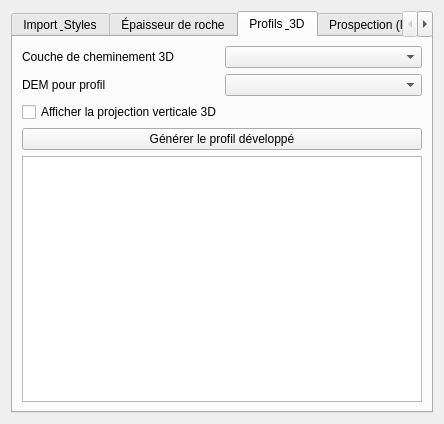
The window that speleo_dialog.ui (BenoitURRUTY/SpeleoTools) describes before a commit, drawn with Qt 5.
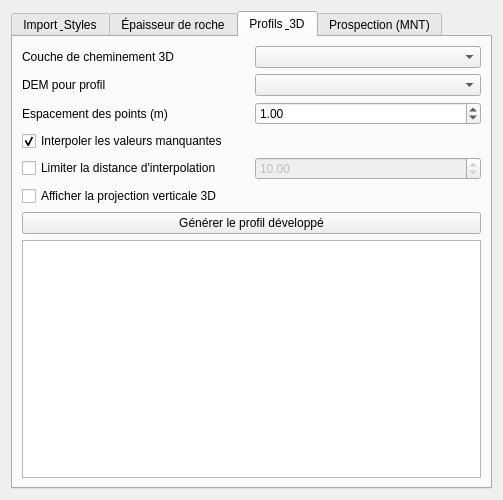
The same window after the commit. The open tabs and pages were chosen to show the change.

```diff
--- a/speleo_dialog.ui
+++ b/speleo_dialog.ui
@@ -2,6 +2,14 @@
 <ui version="4.0">
  <class>SpeleoToolsDialog</class>
  <widget class="QDialog" name="SpeleoToolsDialog">
+  <property name="geometry">
+   <rect>
+    <x>0</x>
+    <y>0</y>
+    <width>454</width>
+    <height>500</height>
+   </rect>
+  </property>
   <property name="windowTitle">
    <string>Speleo Tools</string>
   </property>
@@ -11,9 +19,11 @@
      <property name="tabPosition">
       <enum>QTabWidget::North</enum>
      </property>
-
-     <!-- Onglet 1 : Import & Styles -->
+     <property name="currentIndex">
+      <number>1</number>
+     </property>
      <widget class="QWidget" name="tabImport">
+      <!-- Contenu inchangé -->
       <attribute name="title">
        <string>Import &amp; Styles</string>
       </attribute>
@@ -72,41 +82,33 @@
        </item>
       </layout>
      </widget>
-
-     <!-- Onglet 2 : Épaisseur de roche -->
      <widget class="QWidget" name="tabThickness">
+      <!-- Contenu inchangé -->
       <attribute name="title">
        <string>Épaisseur de roche</string>
       </attribute>
       <layout class="QFormLayout" name="layoutThickness">
-       <item row="0" column="0">
-        <widget class="QLabel" name="lblDEM">
-         <property name="text">
-          <string>Modèle Numérique de Terrain (DEM)</string>
-         </property>
-        </widget>
-       </item>
-       <item row="0" column="1">
+       <item row="1" column="1">
         <widget class="QComboBox" name="comboDEM"/>
        </item>
-       <item row="1" column="0">
+       <item row="2" column="0">
         <widget class="QLabel" name="lblCave">
          <property name="text">
           <string>Couche de cavité / cheminement</string>
          </property>
         </widget>
        </item>
-       <item row="1" column="1">
+       <item row="2" column="1">
         <widget class="QComboBox" name="comboCave"/>
        </item>
-       <item row="2" column="0">
+       <item row="3" column="0">
         <widget class="QLabel" name="lblOutput">
          <property name="text">
           <string>Fichier de sortie (GeoPackage)</string>
          </property>
         </widget>
        </item>
-       <item row="2" column="1">
+       <item row="3" column="1">
         <layout class="QHBoxLayout" name="layoutOutput">
          <item>
           <widget class="QLineEdit" name="lineOutput"/>
@@ -120,14 +122,14 @@
          </item>
         </layout>
        </item>
-       <item row="3" column="1">
+       <item row="5" column="1">
         <widget class="QPushButton" name="btnRunThickness">
          <property name="text">
           <string>Calculer l'épaisseur de roche</string>
          </property>
         </widget>
        </item>
-       <item row="4" column="0" colspan="2">
+       <item row="6" column="0" colspan="2">
         <widget class="QProgressBar" name="progressThickness">
          <property name="minimum">
           <number>0</number>
@@ -137,10 +139,32 @@
          </property>
         </widget>
        </item>
+       <item row="0" column="0">
+        <widget class="QLabel" name="lblTitre">
+         <property name="text">
+          <string>Les données fournis doivent être dans le même EPSG</string>
+         </property>
+        </widget>
+       </item>
+       <item row="1" column="0">
+        <widget class="QLabel" name="lblDEM">
+         <property name="text">
+          <string>Modèle Numérique de Terrain (DEM)</string>
+         </property>
+        </widget>
+       </item>
+       <item row="4" column="0">
+        <widget class="QLabel" name="label">
+         <property name="text">
+          <string>Nom de la couche</string>
+         </property>
+        </widget>
+       </item>
+       <item row="4" column="1">
+        <widget class="QLineEdit" name="LayerName"/>
+       </item>
       </layout>
      </widget>
-
-     <!-- Onglet 3 : Profils & 3D -->
      <widget class="QWidget" name="tabProfile">
       <attribute name="title">
        <string>Profils &amp; 3D</string>
@@ -166,21 +190,80 @@
        <item row="1" column="1">
         <widget class="QComboBox" name="comboDEM2"/>
        </item>
-       <item row="2" column="0" colspan="2">
+       <item row="2" column="0">
+        <widget class="QLabel" name="lblSpacing">
+         <property name="text">
+          <string>Espacement des points (m)</string>
+         </property>
+        </widget>
+       </item>
+       <item row="2" column="1">
+        <widget class="QDoubleSpinBox" name="doubleSpinBoxSpacing">
+         <property name="minimum">
+          <double>0.100000000000000</double>
+         </property>
+         <property name="maximum">
+          <double>100.000000000000000</double>
+         </property>
+         <property name="value">
+          <double>1.000000000000000</double>
+         </property>
+         <property name="decimals">
+          <number>2</number>
+         </property>
+        </widget>
+       </item>
+       <item row="3" column="0">
+        <widget class="QCheckBox" name="checkBoxInterpolate">
+         <property name="text">
+          <string>Interpoler les valeurs manquantes</string>
+         </property>
+         <property name="checked">
+          <bool>true</bool>
+         </property>
+        </widget>
+       </item>
+       <item row="4" column="0">
+        <widget class="QCheckBox" name="checkBoxMaxGap">
+         <property name="text">
+          <string>Limiter la distance d'interpolation</string>
+         </property>
+        </widget>
+       </item>
+       <item row="4" column="1">
+        <widget class="QDoubleSpinBox" name="doubleSpinBoxMaxGap">
+         <property name="minimum">
+          <double>0.100000000000000</double>
+         </property>
+         <property name="maximum">
+          <double>1000.000000000000000</double>
+         </property>
+         <property name="value">
+          <double>10.000000000000000</double>
+         </property>
+         <property name="decimals">
+          <number>2</number>
+         </property>
+         <property name="enabled">
+          <bool>false</bool>
+         </property>
+        </widget>
+       </item>
+       <item row="5" column="0" colspan="2">
         <widget class="QCheckBox" name="chkProjection">
          <property name="text">
           <string>Afficher la projection verticale 3D</string>
          </property>
         </widget>
        </item>
-       <item row="3" column="0" colspan="2">
+       <item row="6" column="0" colspan="2">
         <widget class="QPushButton" name="btnGenerateProfile">
          <property name="text">
           <string>Générer le profil développé</string>
          </property>
         </widget>
        </item>
-       <item row="4" column="0" colspan="2">
+       <item row="7" column="0" colspan="2">
         <widget class="QGraphicsView" name="viewProfile">
          <property name="minimumSize">
           <size>
@@ -192,9 +275,8 @@
        </item>
       </layout>
      </widget>
-
-     <!-- Onglet 4 : Prospection -->
      <widget class="QWidget" name="tabProspect">
+      <!-- Contenu inchangé -->
       <attribute name="title">
        <string>Prospection (MNT)</string>
       </attribute>
@@ -256,7 +338,6 @@
        </item>
       </layout>
      </widget>
-
     </widget>
    </item>
   </layout>
```
Left out of the diff: 9 changed lines with no effect on the pictures.
